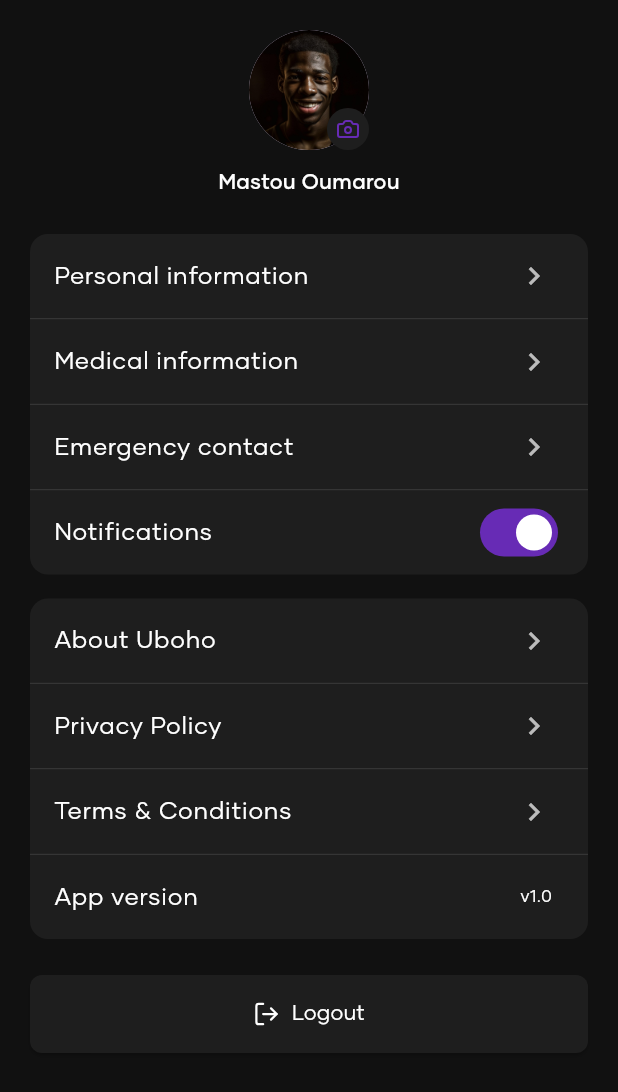
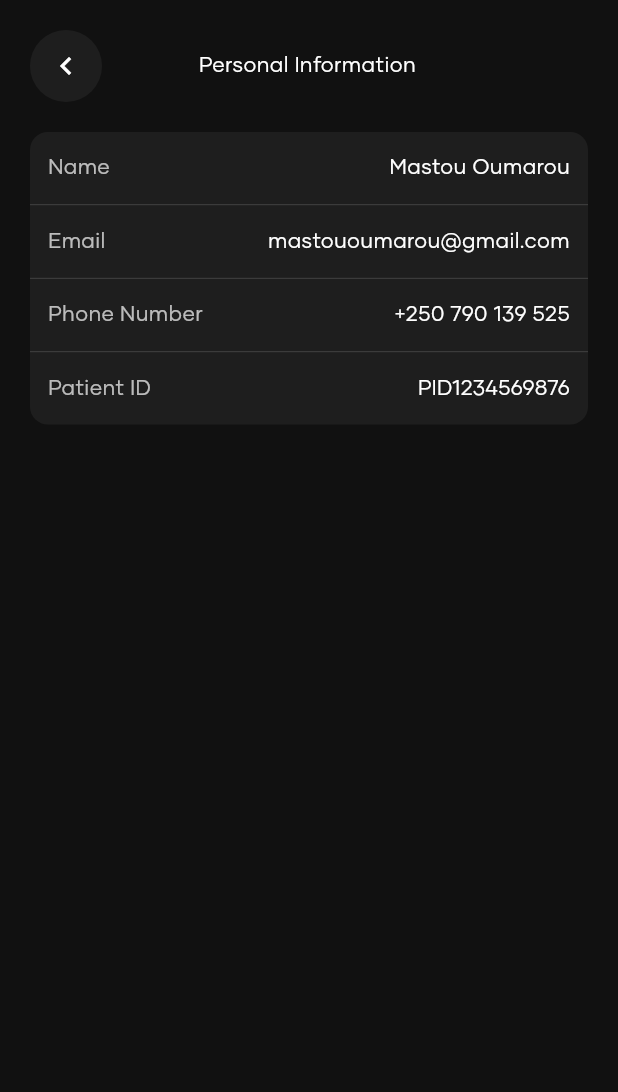
Before and after one commit to Isaiah-Essien/uboho_mobile, a Flutter app: the SettingsScreen screen opened directly, after a tap on "Personal information", on a phone screen of 412 x 824 dp. Shown: the top 1092 px of the screen. Run offline on Flutter 3.47's test engine with Material 3 defaults, Android fonts, the phone set to English and light mode, and no system bars; our stand-ins replace connectivity_plus, flutter_svg, get, image_picker, lucide_icons.

Commit message:
Built the Settings tiles for Prrsonal and medical info UI

```diff
--- /dev/null
+++ b/uboho/lib/features/screens/settings/personal_info.dart
@@ -0,0 +1,113 @@
+import 'package:flutter/material.dart';
+import 'package:get/get.dart';
+import 'package:uboho/utiils/constants/colors.dart';
+
+class PersonalInformationScreen extends StatelessWidget {
+  const PersonalInformationScreen({super.key});
+
+  @override
+  Widget build(BuildContext context) {
+    return Scaffold(
+      backgroundColor: UColors.backgroundColor,
+      body: SafeArea(
+        child: Column(
+          crossAxisAlignment: CrossAxisAlignment.start,
+          children: [
+            // App Bar with Back Icon and Title
+            Padding(
+              padding: const EdgeInsets.symmetric(horizontal: 20, vertical: 20),
+              child: Row(
+                children: [
+                  Container(
+                    decoration: const BoxDecoration(
+                      color: UColors.boxHighlightColor,
+                      shape: BoxShape.circle,
+                    ),
+                    child: IconButton(
+                      icon: const Icon(Icons.chevron_left, color: Colors.white),
+                      onPressed: () => Get.back(),
+                    ),
+                  ),
+                  const SizedBox(width: 8),
+                  const Expanded(
+                    child: Text(
+                      "Personal Information",
+                      textAlign: TextAlign.center,
+                      style: TextStyle(
+                        color: Colors.white,
+                        fontWeight: FontWeight.w500,
+                      ),
+                    ),
+                  ),
+                  const SizedBox(width: 58), // Reserve space to center the title
+                ],
+              ),
+            ),
+
+            // Info Card
+            Padding(
+              padding: const EdgeInsets.symmetric(horizontal: 20),
+              child: Container(
+                decoration: BoxDecoration(
+                  color: UColors.boxHighlightColor,
+                  borderRadius: BorderRadius.circular(12),
+                ),
+                child: Column(
+                  children: const [
+                    _InfoRow(label: "Name", value: "Mastou Oumarou"),
+                    _DividerLine(),
+                    _InfoRow(label: "Email", value: "mastououmarou@gmail.com"),
+                    _DividerLine(),
+                    _InfoRow(label: "Phone Number", value: "+250 790 139 525"),
+                    _DividerLine(),
+                    _InfoRow(label: "Patient ID", value: "PID1234569876"),
+                  ],
+                ),
+              ),
+            ),
+          ],
+        ),
+      ),
+    );
+  }
+}
+
+class _InfoRow extends StatelessWidget {
+  final String label;
+  final String value;
+
+  const _InfoRow({required this.label, required this.value});
+
+  @override
+  Widget build(BuildContext context) {
+    return Padding(
+      padding: const EdgeInsets.symmetric(horizontal: 12, vertical: 14),
+      child: Row(
+        mainAxisAlignment: MainAxisAlignment.spaceBetween,
+        children: [
+          Text(label, style: const TextStyle(color: Colors.white70)),
+          Flexible(
+            child: Text(
+              value,
+              textAlign: TextAlign.right,
+              style: const TextStyle(color: Colors.white),
+            ),
+          ),
+        ],
+      ),
+    );
+  }
+}
+
+class _DividerLine extends StatelessWidget {
+  const _DividerLine();
+
+  @override
+  Widget build(BuildContext context) {
+    return Divider(
+      height: 1,
+      thickness: 0.5,
+      color: UColors.dividerColor.withOpacity(0.5),
+    );
+  }
+}
--- a/uboho/lib/features/screens/settings/settings_Screen.dart
+++ b/uboho/lib/features/screens/settings/settings_Screen.dart
@@ -1,9 +1,13 @@
 import 'dart:io';
 
 import 'package:flutter/material.dart';
+import 'package:get/get.dart';
 import 'package:lucide_icons/lucide_icons.dart';
 import 'package:image_picker/image_picker.dart';
+import 'package:uboho/features/screens/settings/personal_info.dart';
 import 'package:uboho/utiils/constants/colors.dart';
+
+import '../chat/medical_info.dart';
 
 class SettingsScreen extends StatefulWidget {
   const SettingsScreen({super.key});
@@ -79,8 +83,8 @@ class _SettingsScreenState extends State<SettingsScreen> {
 
               // Group 1
               _buildSettingsGroup([
-                _buildSettingsTile("Personal information"),
-                _buildSettingsTile("Medical information"),
+                _buildSettingsTile("Personal information", onTap: () => Get.to(() => const PersonalInformationScreen())),
+                _buildSettingsTile("Medical information", onTap: () => Get.to(() => const MedicalInformationScreen())),
                 _buildSettingsTile("Emergency contact"),
                 _buildSwitchTile("Notifications", isNotificationOn, (val) {
                   setState(() => isNotificationOn = val);
@@ -152,13 +156,14 @@ class _SettingsScreenState extends State<SettingsScreen> {
     );
   }
 
-  Widget _buildSettingsTile(String title, {Widget? trailing}) {
+  Widget _buildSettingsTile(String title, {Widget? trailing, VoidCallback? onTap}) {
     return ListTile(
-      onTap: () {},
+      onTap: onTap ?? () {},
       title: Text(title, style: const TextStyle(color: Colors.white)),
       trailing: trailing ?? const Icon(Icons.chevron_right, color: Colors.white70),
     );
   }
+
 
   Widget _buildSwitchTile(String title, bool value, Function(bool) onChanged) {
     return SwitchListTile(
```
Also changed, not shown: uboho/lib/features/screens/chat/chat_with_med_staff.dart (+6 -6 lines), uboho/lib/features/screens/chat/medical_info.dart (added, +113 -0 lines).
